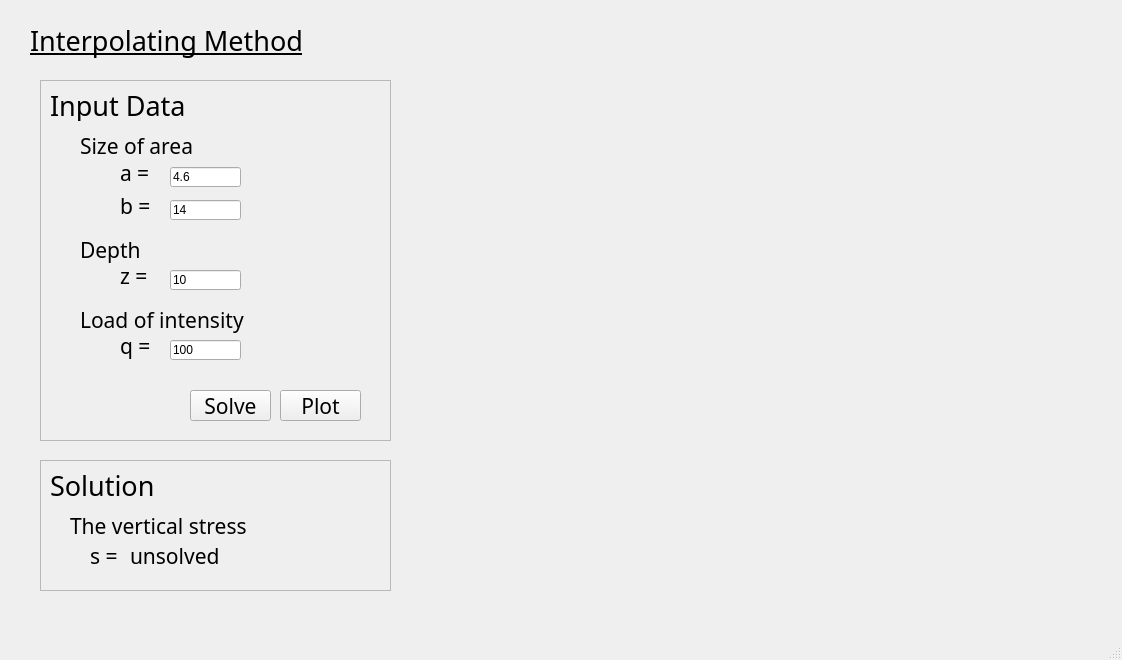
Old version of the form problem_20-27/interface.ui in the repository AzaFarr/lab_interface.
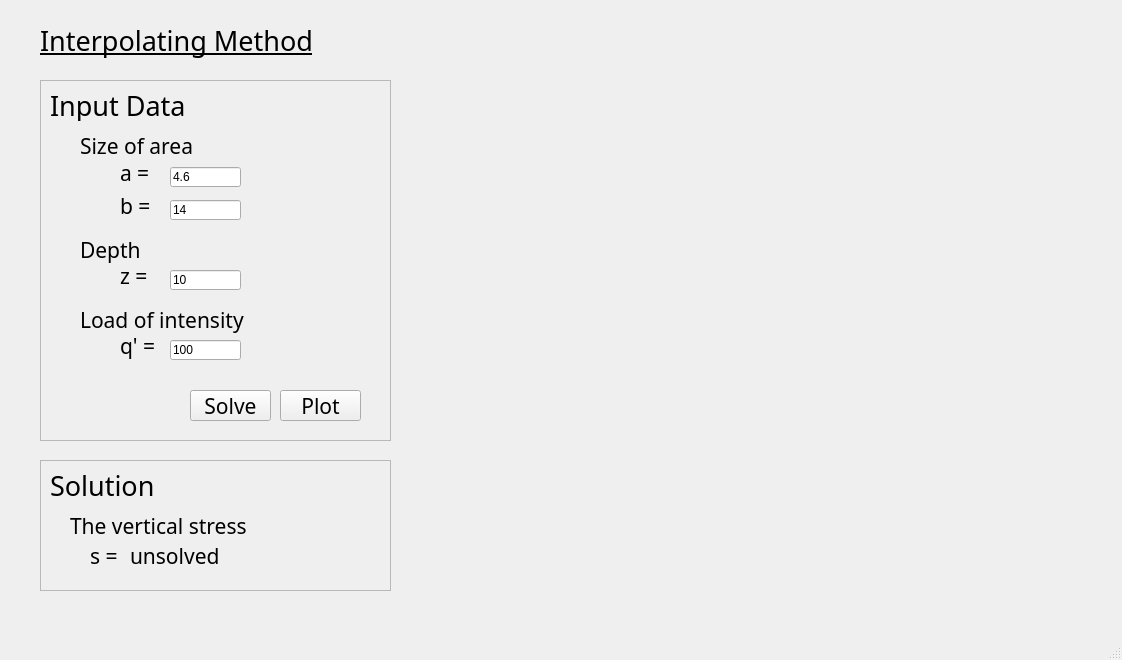
New version of the form. Icons and pictures are not drawn. Custom widgets are drawn as their Qt base class.

Patch:
```diff
--- a/problem_20-27/interface.ui
+++ b/problem_20-27/interface.ui
@@ -32,7 +32,7 @@
    <widget class="QLabel" name="label_11">
     <property name="geometry">
      <rect>
-      <x>30</x>
+      <x>40</x>
       <y>20</y>
       <width>311</width>
       <height>40</height>
@@ -248,7 +248,7 @@
       </font>
      </property>
      <property name="text">
-      <string>q = </string>
+      <string>q' = </string>
      </property>
     </widget>
     <widget class="QLabel" name="label_14">
@@ -294,7 +294,7 @@
       <rect>
        <x>40</x>
        <y>224</y>
-       <width>191</width>
+       <width>281</width>
        <height>31</height>
       </rect>
      </property>
```
